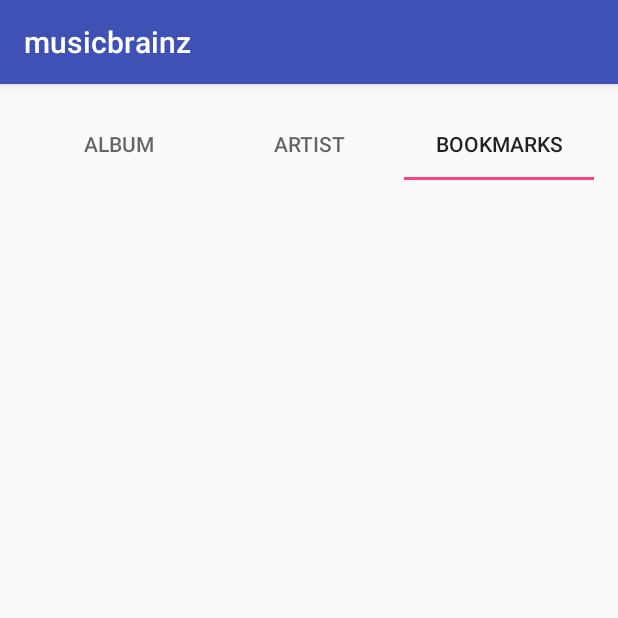
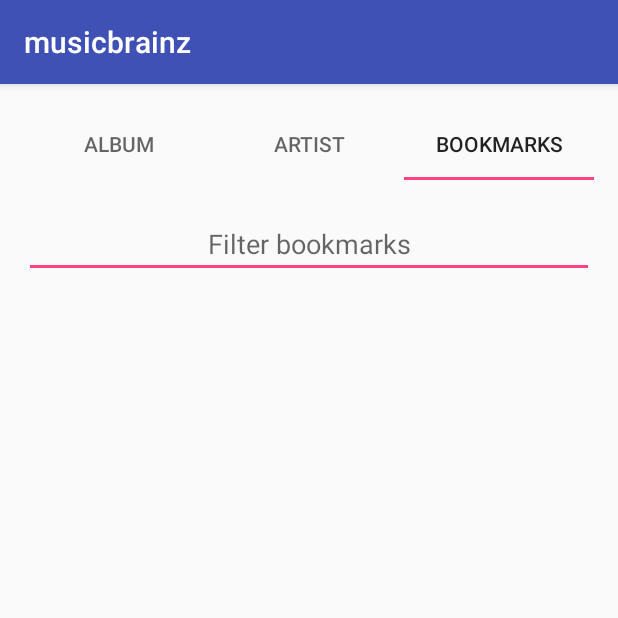
Before and after one commit to sbstp/ift2905-musicbrainz, an Android app: the screen it shows after launch (MainActivity), tab 3 chosen, on a phone screen of 412 x 824 dp, the top half of it. Run offline under Robolectric (Android 15) with nearby library versions, the phone set to English and light mode, and no system bars.

Commit message:
add a filter to the bookmarks

```diff
--- a/app/src/main/java/org/ift2905/musicbrainz/BookmarksFragment.java
+++ b/app/src/main/java/org/ift2905/musicbrainz/BookmarksFragment.java
@@ -5,17 +5,24 @@ import android.content.Intent;
 import android.os.Bundle;
 import android.support.annotation.Nullable;
 import android.support.v4.app.Fragment;
+import android.text.Editable;
+import android.text.TextUtils;
+import android.text.TextWatcher;
+import android.view.KeyEvent;
 import android.view.LayoutInflater;
 import android.view.View;
 import android.view.ViewGroup;
 import android.widget.BaseAdapter;
+import android.widget.EditText;
 import android.widget.ImageButton;
 import android.widget.ListView;
 import android.widget.TextView;
 
+import org.ift2905.musicbrainz.fixjava.TextWatcherAdapter;
 import org.ift2905.musicbrainz.service.bookmarks.BookmarksService;
 import org.ift2905.musicbrainz.service.musicbrainz.Artist;
 
+import java.util.ArrayList;
 import java.util.List;
 
 public class BookmarksFragment extends Fragment {
@@ -23,6 +30,8 @@ public class BookmarksFragment extends Fragment {
     private BookmarksService bookmarksService;
     private LayoutInflater inflater;
     private ListView listView;
+    private EditText editText;
+    private String filter;
 
     @Nullable
     @Override
@@ -31,15 +40,39 @@ public class BookmarksFragment extends Fragment {
 
         bookmarksService = new BookmarksService(getContext());
         this.inflater = inflater;
+        editText = (EditText) v.findViewById(R.id.editText);
         listView = (ListView) v.findViewById(R.id.listView);
         refresh();
+
+        editText.addTextChangedListener(new TextWatcherAdapter() {
+            @Override
+            public void afterTextChanged(Editable e) {
+                filter = e.length() == 0 ? null : e.toString();
+                refresh();
+            }
+        });
 
         return v;
     }
 
     public void refresh() {
         if (getContext() != null) {
-            listView.setAdapter(new Adapter(bookmarksService.getBookmarks()));
+            List<Artist> bookmarks = bookmarksService.getBookmarks();
+            List<Artist> filtered;
+
+            if (filter == null) {
+                filtered = bookmarks;
+            } else {
+                String lofilter = filter.toLowerCase();
+                filtered = new ArrayList<>();
+
+                for (Artist a : bookmarks) {
+                    if (a.name.toLowerCase().contains(lofilter)) {
+                        filtered.add(a);
+                    }
+                }
+            }
+            listView.setAdapter(new Adapter(filtered));
         }
     }
 
--- /dev/null
+++ b/app/src/main/java/org/ift2905/musicbrainz/fixjava/TextWatcherAdapter.java
@@ -0,0 +1,21 @@
+package org.ift2905.musicbrainz.fixjava;
+
+import android.text.Editable;
+import android.text.TextWatcher;
+
+public class TextWatcherAdapter implements TextWatcher {
+    @Override
+    public void beforeTextChanged(CharSequence charSequence, int i, int i1, int i2) {
+
+    }
+
+    @Override
+    public void onTextChanged(CharSequence charSequence, int i, int i1, int i2) {
+
+    }
+
+    @Override
+    public void afterTextChanged(Editable editable) {
+
+    }
+}
--- a/app/src/main/res/layout/fragment_bookmarks.xml
+++ b/app/src/main/res/layout/fragment_bookmarks.xml
@@ -1,11 +1,31 @@
 <?xml version="1.0" encoding="utf-8"?>
-<LinearLayout xmlns:android="http://schemas.android.com/apk/res/android"
+<RelativeLayout xmlns:android="http://schemas.android.com/apk/res/android"
     android:orientation="vertical" android:layout_width="match_parent"
     android:layout_height="match_parent">
+
+
+    <EditText
+        android:layout_width="match_parent"
+        android:layout_height="wrap_content"
+        android:id="@+id/editText"
+        android:layout_alignParentTop="true"
+        android:layout_alignParentLeft="true"
+        android:layout_alignParentRight="true"
+        android:hint="@string/main_tab_bookmarks_hint"
+        android:imeOptions="actionDone"
+        android:inputType="textNoSuggestions"
+        android:textAlignment="center"
+        android:layout_marginTop="20dp"
+        android:layout_gravity="center_horizontal" />
 
     <ListView
         android:layout_width="match_parent"
         android:layout_height="wrap_content"
         android:id="@+id/listView"
+        android:layout_alignParentLeft="true"
+        android:layout_alignParentRight="true"
+        android:layout_alignParentBottom="true"
+        android:layout_below="@+id/editText"
+        android:layout_marginTop="20dp"
         android:layout_gravity="center_horizontal" />
-</LinearLayout>
+</RelativeLayout>
--- a/app/src/main/res/values/strings.xml
+++ b/app/src/main/res/values/strings.xml
@@ -6,6 +6,7 @@
     <string name="main_tab_artist_title">Artist</string>
     <string name="main_tab_artist_hint">Search an artist</string>
     <string name="main_tab_bookmarks_title">Bookmarks</string>
+    <string name="main_tab_bookmarks_hint">Filter bookmarks</string>
 
     <string name="release_number">#</string>
     <string name="release_track">Track</string>
```
